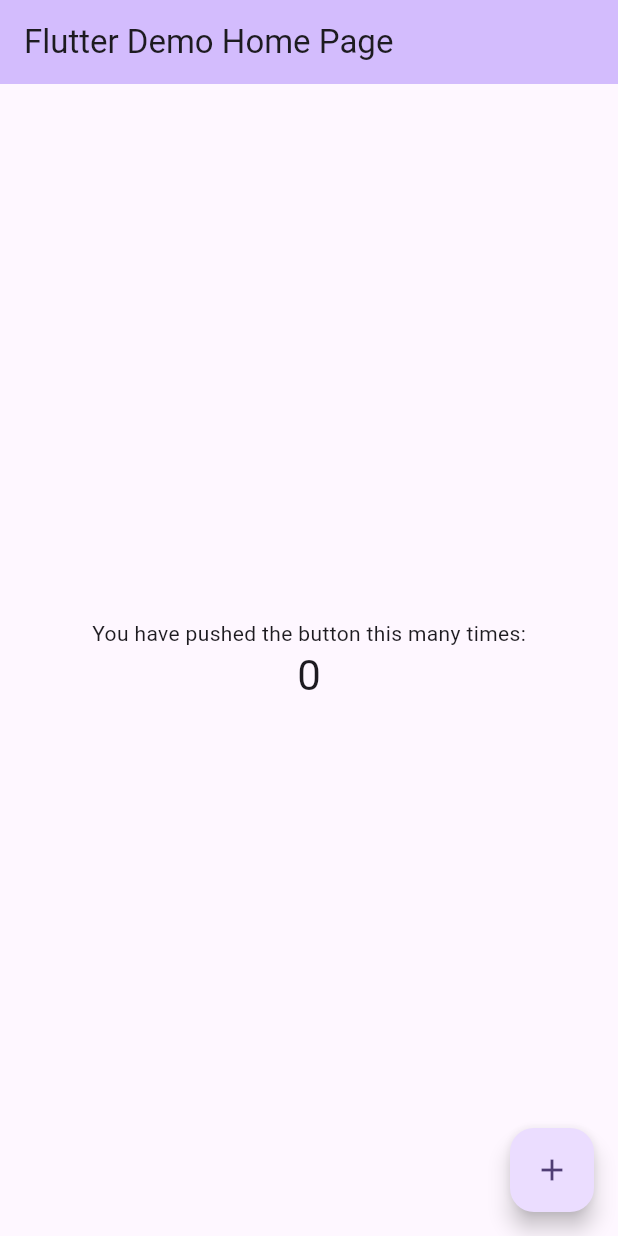
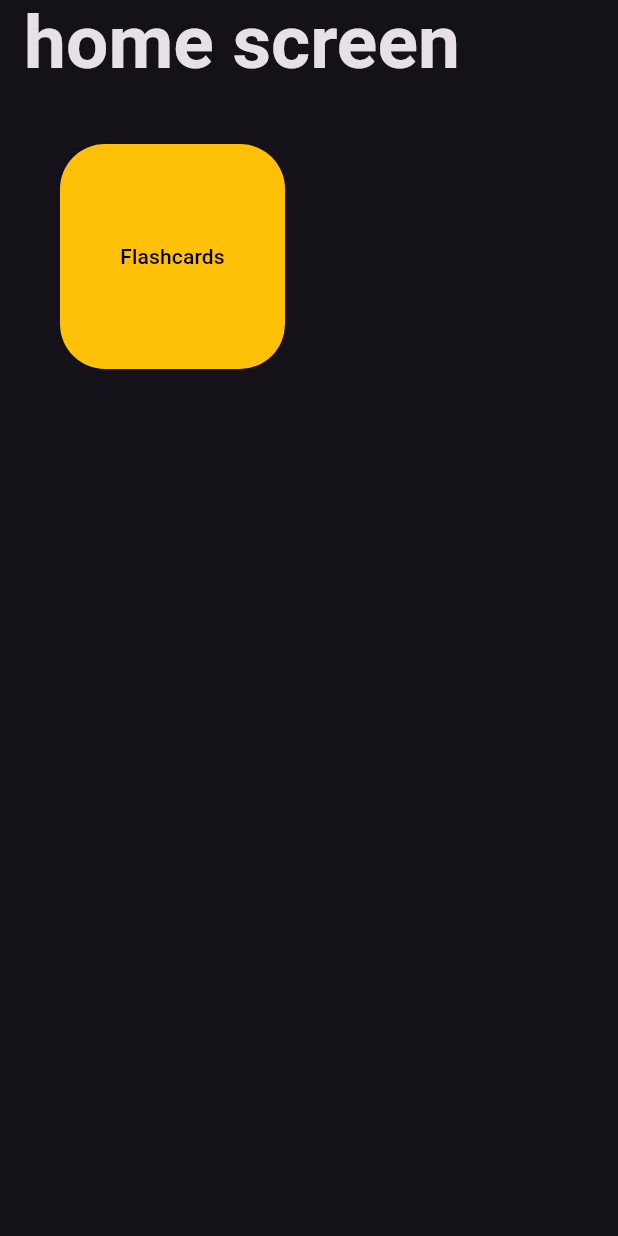
Before and after one commit to VictorSantos6/flash_cards_app, a Flutter app: the screen it shows after launch, on a phone screen of 412 x 824 dp. Run offline on Flutter 3.47's test engine with Material 3 defaults, Android fonts, the phone set to English and light mode, and no system bars; our stand-ins replace bloc, flutter_bloc, hive, hive_flutter; accounts and stored records are empty.

Commit message:
flashcards finished

```diff
--- a/lib/flashcards_app/features/data/data_sources/flashcard_data_sources.dart
+++ b/lib/flashcards_app/features/data/data_sources/flashcard_data_sources.dart
@@ -1,6 +1,6 @@
-import 'package:flash_cards_project/features/domain/repositories/flashcard_repository.dart';
+
 import 'package:flash_cards_project/flashcards_app/features/data/models/flashcard_model.dart';
-import 'package:flash_cards_project/flashcards_app/features/data/repository/flashcard_repository_imp.dart';
+
 import 'package:hive_flutter/hive_flutter.dart';
 
 abstract class FlashcardDataSources {
--- /dev/null
+++ b/lib/flashcards_app/features/presentation/pages/home_screen.dart
@@ -0,0 +1,46 @@
+import 'package:flutter/material.dart';
+
+class HomeScreen extends StatefulWidget {
+  const HomeScreen({super.key});
+
+  @override
+  State<HomeScreen> createState() => _HomeScreenState();
+}
+
+class _HomeScreenState extends State<HomeScreen> {
+  @override
+  Widget build(BuildContext context) {
+    return Scaffold(
+      appBar: AppBar(
+        title: Text(
+          "home screen",
+          style: TextStyle(
+            fontSize: 50,
+            fontWeight: FontWeight.bold
+          ),
+        ),
+      ),
+      body: Column(
+        children: [
+          Padding(
+            padding: EdgeInsetsGeometry.all(20),
+            child: Container(
+              margin: EdgeInsets.fromLTRB(20, 20, 0, 0),
+              width: 150,
+              height: 150,
+
+              decoration: BoxDecoration(
+                color: Colors.amber,
+                borderRadius: BorderRadius.circular(30)
+              ),
+              child: TextButton(onPressed: (){
+                Navigator.of(context).pushNamed('FP');
+              },
+               child: Text("Flashcards",style: TextStyle(color: Colors.black),)),
+            ),
+          )
+        ],
+      ),
+    );
+  }
+}
--- a/lib/main.dart
+++ b/lib/main.dart
@@ -1,122 +1,43 @@
+
+import 'package:flash_cards_project/flashcards_app/features/data/data_sources/flashcard_data_sources.dart';
+import 'package:flash_cards_project/flashcards_app/features/data/models/flashcard_model.dart';
+import 'package:flash_cards_project/flashcards_app/features/data/repository/flashcard_repository_imp.dart';
+import 'package:flash_cards_project/flashcards_app/features/domain/usecases/rules.dart';
+import 'package:flash_cards_project/flashcards_app/features/presentation/cubit/flashcard_cubit.dart';
+import 'package:flash_cards_project/flashcards_app/features/presentation/pages/flashcards_page.dart';
+import 'package:flash_cards_project/flashcards_app/features/presentation/pages/home_screen.dart';
+import 'package:flutter/cupertino.dart';
 import 'package:flutter/material.dart';
+import 'package:flutter_bloc/flutter_bloc.dart';
 
-void main() {
-  runApp(const MyApp());
+import 'package:hive_flutter/hive_flutter.dart';
+
+void main() async{
+
+  WidgetsFlutterBinding.ensureInitialized();
+
+  await Hive.initFlutter();
+  Hive.registerAdapter(FlashcardModelAdapter());
+  final userBox = await Hive.openBox<FlashcardModel>("flashcards");
+
+  final localDS = FlashcardDataSourcesImp(userBox);
+  final repo = FlashcardRepositoryImp(dataSource: localDS);
+
+  final addFlashcardUC = AddFlashcard(repo);
+  final deleteFlashcardUC = DeleteFlashcard(repo);
+
+
+  runApp(
+    BlocProvider(
+      create: (context) => FlashcardCubit(repo,addFlashcardUC,deleteFlashcardUC),
+      child: MaterialApp(
+        debugShowCheckedModeBanner: false,
+        theme: ThemeData(brightness: Brightness.dark),
+        routes: {
+          '/':(context) => const HomeScreen(),
+          'FP':(context)=> const FlashcardsPage(),
+        },
+      ),
+    )
+  );
 }
-
-class MyApp extends StatelessWidget {
-  const MyApp({super.key});
-
-  // This widget is the root of your application.
-  @override
-  Widget build(BuildContext context) {
-    return MaterialApp(
-      title: 'Flutter Demo',
-      theme: ThemeData(
-        // This is the theme of your application.
-        //
-        // TRY THIS: Try running your application with "flutter run". You'll see
-        // the application has a purple toolbar. Then, without quitting the app,
-        // try changing the seedColor in the colorScheme below to Colors.green
-        // and then invoke "hot reload" (save your changes or press the "hot
-        // reload" button in a Flutter-supported IDE, or press "r" if you used
-        // the command line to start the app).
-        //
-        // Notice that the counter didn't reset back to zero; the application
-        // state is not lost during the reload. To reset the state, use hot
-        // restart instead.
-        //
-        // This works for code too, not just values: Most code changes can be
-        // tested with just a hot reload.
-        colorScheme: ColorScheme.fromSeed(seedColor: Colors.deepPurple),
-      ),
-      home: const MyHomePage(title: 'Flutter Demo Home Page'),
-    );
-  }
-}
-
-class MyHomePage extends StatefulWidget {
-  const MyHomePage({super.key, required this.title});
-
-  // This widget is the home page of your application. It is stateful, meaning
-  // that it has a State object (defined below) that contains fields that affect
-  // how it looks.
-
-  // This class is the configuration for the state. It holds the values (in this
-  // case the title) provided by the parent (in this case the App widget) and
-  // used by the build method of the State. Fields in a Widget subclass are
-  // always marked "final".
-
-  final String title;
-
-  @override
-  State<MyHomePage> createState() => _MyHomePageState();
-}
-
-class _MyHomePageState extends State<MyHomePage> {
-  int _counter = 0;
-
-  void _incrementCounter() {
-    setState(() {
-      // This call to setState tells the Flutter framework that something has
-      // changed in this State, which causes it to rerun the build method below
-      // so that the display can reflect the updated values. If we changed
-      // _counter without calling setState(), then the build method would not be
-      // called again, and so nothing would appear to happen.
-      _counter++;
-    });
-  }
-
-  @override
-  Widget build(BuildContext context) {
-    // This method is rerun every time setState is called, for instance as done
-    // by the _incrementCounter method above.
-    //
-    // The Flutter framework has been optimized to make rerunning build methods
-    // fast, so that you can just rebuild anything that needs updating rather
-    // than having to individually change instances of widgets.
-    return Scaffold(
-      appBar: AppBar(
-        // TRY THIS: Try changing the color here to a specific color (to
-        // Colors.amber, perhaps?) and trigger a hot reload to see the AppBar
-        // change color while the other colors stay the same.
-        backgroundColor: Theme.of(context).colorScheme.inversePrimary,
-        // Here we take the value from the MyHomePage object that was created by
-        // the App.build method, and use it to set our appbar title.
-        title: Text(widget.title),
-      ),
-      body: Center(
-        // Center is a layout widget. It takes a single child and positions it
-        // in the middle of the parent.
-        child: Column(
-          // Column is also a layout widget. It takes a list of children and
-          // arranges them vertically. By default, it sizes itself to fit its
-          // children horizontally, and tries to be as tall as its parent.
-          //
-          // Column has various properties to control how it sizes itself and
-          // how it positions its children. Here we use mainAxisAlignment to
-          // center the children vertically; the main axis here is the vertical
-          // axis because Columns are vertical (the cross axis would be
-          // horizontal).
-          //
-          // TRY THIS: Invoke "debug painting" (choose the "Toggle Debug Paint"
-          // action in the IDE, or press "p" in the console), to see the
-          // wireframe for each widget.
-          mainAxisAlignment: MainAxisAlignment.center,
-          children: <Widget>[
-            const Text('You have pushed the button this many times:'),
-            Text(
-              '$_counter',
-              style: Theme.of(context).textTheme.headlineMedium,
-            ),
-          ],
-        ),
-      ),
-      floatingActionButton: FloatingActionButton(
-        onPressed: _incrementCounter,
-        tooltip: 'Increment',
-        child: const Icon(Icons.add),
-      ), // This trailing comma makes auto-formatting nicer for build methods.
-    );
-  }
-}
--- a/pubspec.yaml
+++ b/pubspec.yaml
@@ -36,6 +36,9 @@ dependencies:
   cupertino_icons: ^1.0.8
   hive: ^2.2.3
   hive_flutter: ^1.1.0
+  bloc: ^9.0.0
+  flutter_bloc: ^9.1.1
+  uuid: ^4.5.1
 
 dev_dependencies:
   flutter_test:
```
Also changed, not shown: lib/flashcards_app/features/domain/usecases/rules.dart (+5 -3 lines), lib/flashcards_app/features/presentation/cubit/flashcard_cubit.dart (added, +46 -0 lines), lib/flashcards_app/features/presentation/cubit/flashcard_state.dart (added, +17 -0 lines), lib/flashcards_app/features/presentation/pages/flashcards_page.dart (added, +123 -0 lines), pubspec.lock.
